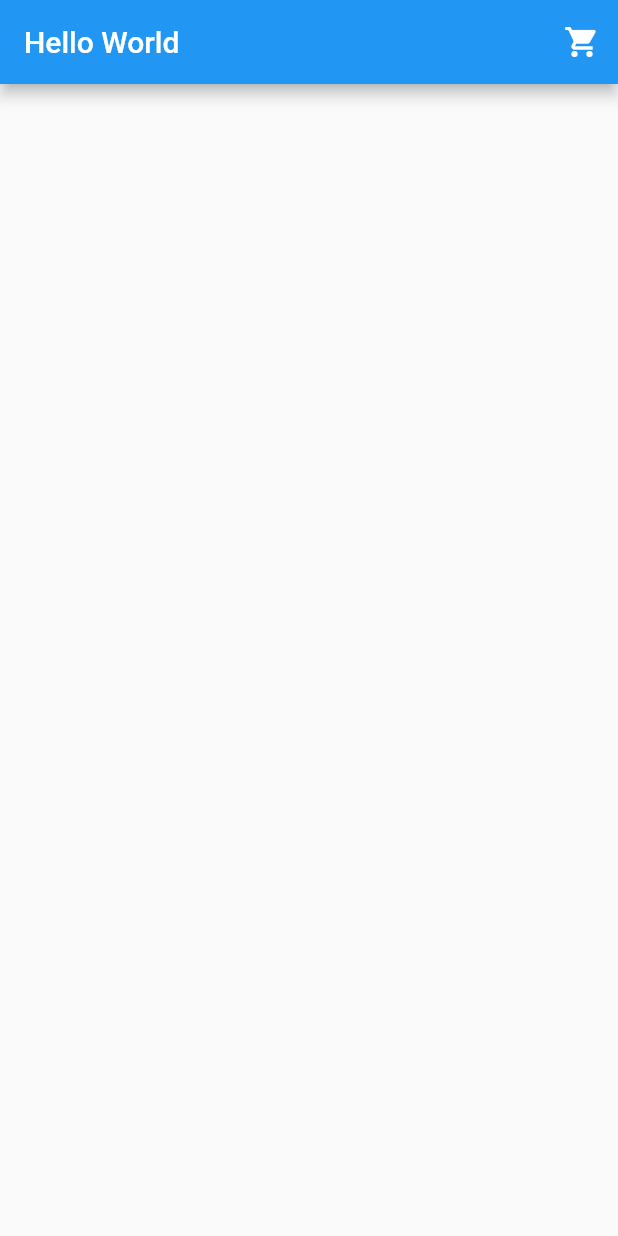
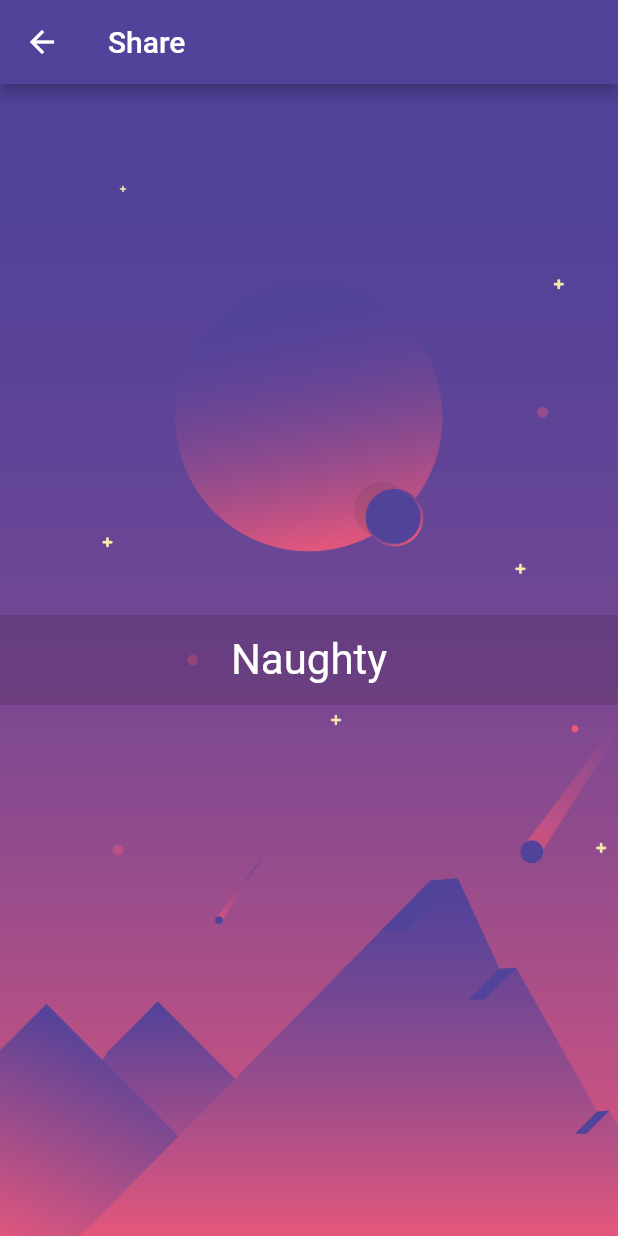
Before and after one commit to franaragm/naughty, a Flutter app: the screen it shows after launch, on a phone screen of 412 x 824 dp. Run offline on Flutter 3.47's test engine with Material 2 defaults, Android fonts, the phone set to English and light mode, and no system bars.

Commit message:
Naughty home page

```diff
--- a/lib/main.dart
+++ b/lib/main.dart
@@ -6,32 +6,35 @@ class MyApp extends StatelessWidget {
   @override
   Widget build(BuildContext context) {
     return MaterialApp(
-      title: 'Flutter Code Sample for material.AppBar.actions',
-      theme: ThemeData(
-        primarySwatch: Colors.blue,
-      ),
-      home: MyStatelessWidget(),
+      title: 'Naughty',
+      color: Color.fromRGBO(81, 66, 154, 1),
+      home: MyHomePage(),
     );
   }
 }
 
-class MyStatelessWidget extends StatelessWidget {
-  MyStatelessWidget({Key key}) : super(key: key);
-
+class MyHomePage extends StatelessWidget {
   @override
   Widget build(BuildContext context) {
     return Scaffold(
       appBar: AppBar(
-        title: Text('Hello World'),
-        actions: <Widget>[
-          IconButton(
-            icon: Icon(Icons.shopping_cart),
-            tooltip: 'Open shopping cart',
-            onPressed: () {
-              // ...
-            },
+        title: Text('Share'),
+        backgroundColor: Color.fromRGBO(81, 66, 154, 1),
+        leading: Icon(Icons.arrow_back),
+      ),
+      body: Container(
+        decoration: BoxDecoration(
+          image: DecorationImage(image: AssetImage('assets/Naughty.png'), fit: BoxFit.cover)
+        ),
+        child: Center(
+          child: Container(
+            height: 60.0,
+            color: Colors.black12,
+            child: Center(
+              child: Text('Naughty', style: TextStyle(color: Colors.white, fontSize: 28))
+            ),
           ),
-        ],
+        ),
       ),
     );
   }
--- a/pubspec.yaml
+++ b/pubspec.yaml
@@ -30,6 +30,8 @@ dev_dependencies:
 
 # The following section is specific to Flutter.
 flutter:
+  assets:
+    - assets/Naughty.png
 
   # The following line ensures that the Material Icons font is
   # included with your application, so that you can use the icons in
```
Also changed, not shown: assets/Naughty.png (added).
